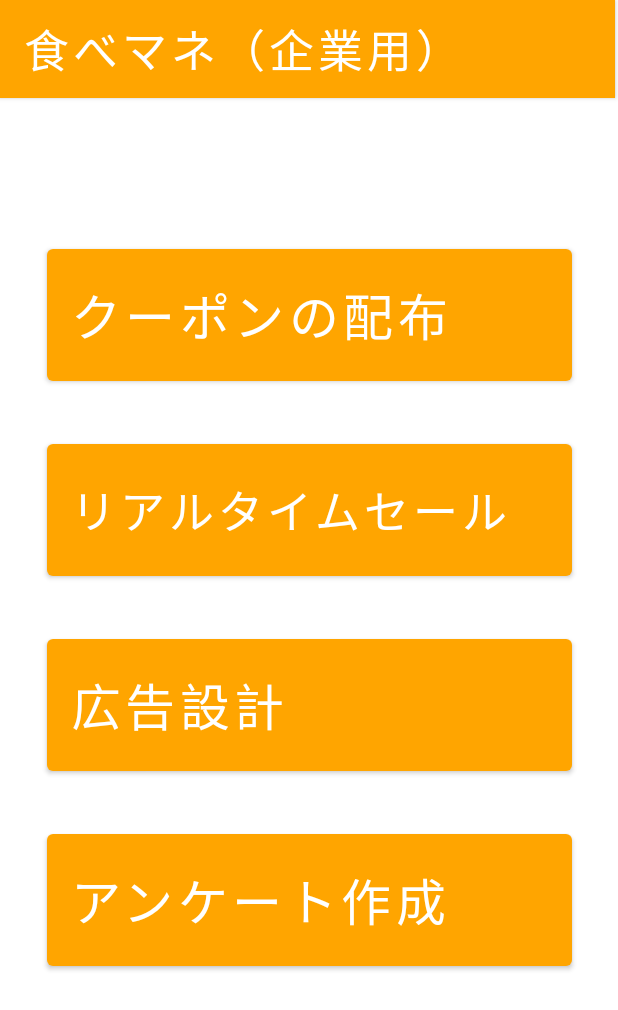
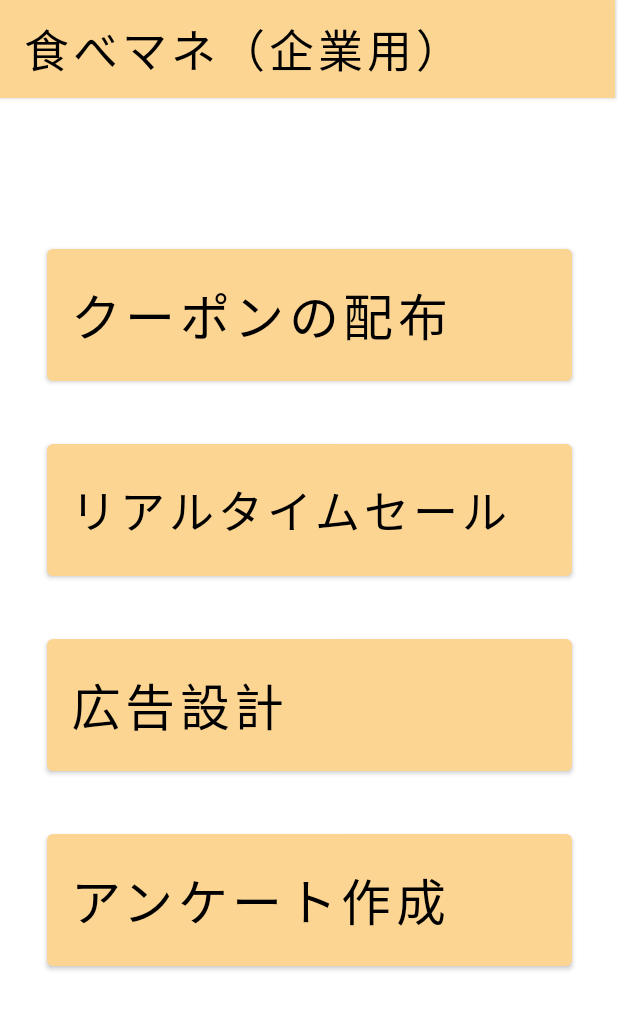
Before and after one commit to F1share/TabeManeCorp, an Android app: the screen it shows after launch (Home), after a tap on "ログイン", on a phone screen of 412 x 824 dp. Shown: the top 1010 px of the screen. Run offline under Robolectric (Android 15) with nearby library versions, the phone set to English and light mode, and no system bars.

Commit message:
10th commit 石山

```diff
--- a/app/src/main/res/values/themes.xml
+++ b/app/src/main/res/values/themes.xml
@@ -5,9 +5,9 @@
     <style name="Theme.TabeManeCorp" parent="Theme.MaterialComponents.DayNight.NoActionBar">
 <!--        <item name="android:background">#FF8C00</item>-->
         <!-- Primary brand color. -->
-        <item name="colorPrimary">#FFA500</item>
+        <item name="colorPrimary">#FCD592</item>
         <item name="colorPrimaryVariant">@color/purple_700</item>
-        <item name="colorOnPrimary">@color/white</item>
+        <item name="colorOnPrimary">@color/black</item>
         <!-- Secondary brand color. -->
         <item name="colorSecondary">@color/teal_200</item>
         <item name="colorSecondaryVariant">@color/teal_700</item>
```
